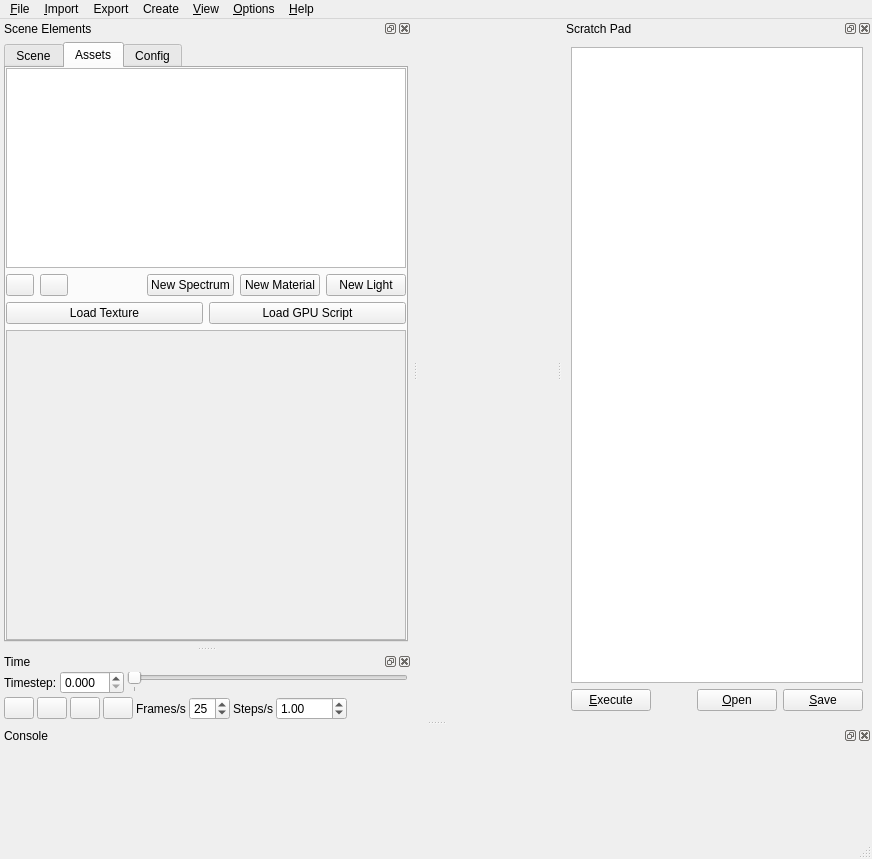
Qt form src/ui/MainWindow.ui (ericspod/Eidolon) before a commit.
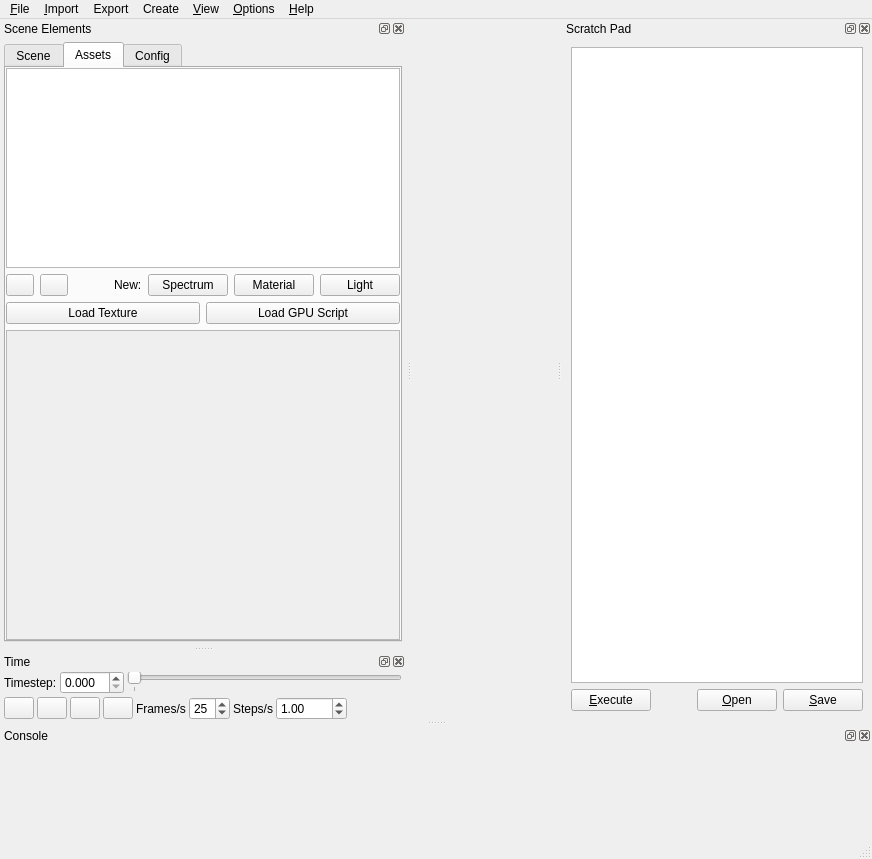
The same form after that commit. The open tabs and pages were chosen to show the change. Icons and pictures are not drawn.

Diff of the .ui file:
```diff
--- a/src/ui/MainWindow.ui
+++ b/src/ui/MainWindow.ui
@@ -127,8 +127,8 @@
   <widget class="QDockWidget" name="interfaceDock">
    <property name="minimumSize">
     <size>
-     <width>412</width>
-     <height>596</height>
+     <width>300</width>
+     <height>400</height>
     </size>
    </property>
    <property name="toolTip">
@@ -451,8 +451,8 @@
              <rect>
               <x>0</x>
               <y>0</y>
-              <width>459</width>
-              <height>251</height>
+              <width>423</width>
+              <height>291</height>
              </rect>
             </property>
            </widget>
@@ -508,6 +508,9 @@
          </item>
          <item row="1" column="0">
           <layout class="QHBoxLayout" name="horizontalLayout">
+           <property name="spacing">
+            <number>6</number>
+           </property>
            <item>
             <widget class="QPushButton" name="removeAssetButton">
              <property name="sizePolicy">
@@ -591,24 +594,31 @@
              </property>
             </spacer>
            </item>
+           <item>
+            <widget class="QLabel" name="label_7">
+             <property name="text">
+              <string>New:</string>
+             </property>
+            </widget>
+           </item>
            <item>
             <widget class="QPushButton" name="newSpecButton">
              <property name="text">
-              <string>New Spectrum</string>
+              <string>Spectrum</string>
              </property>
             </widget>
            </item>
            <item>
             <widget class="QPushButton" name="newMatButton">
              <property name="text">
-              <string>New Material</string>
+              <string>Material</string>
              </property>
             </widget>
            </item>
            <item>
             <widget class="QPushButton" name="newLightButton">
              <property name="text">
-              <string>New Light</string>
+              <string>Light</string>
              </property>
             </widget>
            </item>
```
Left out of the diff: 109 changed lines with no effect on the pictures.
